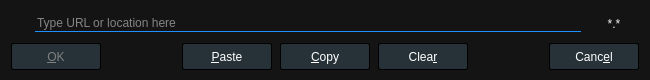
This is Baka MPlayer/ui/LocationDialog.ui in u8sand/Baka-MPlayer as Qt 5 draws it before an edit. The edited form follows.
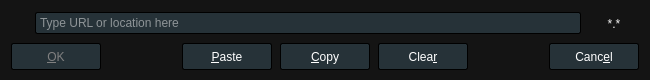
This is the edited form. Icons and pictures are not drawn.

Commit message: mainwindow.ui: changed QLineEdit style

The edit to the form file:
```diff
--- a/Baka MPlayer/ui/LocationDialog.ui
+++ b/Baka MPlayer/ui/LocationDialog.ui
@@ -21,8 +21,10 @@
 }
 
 QLineEdit {
-	border-bottom: 1px solid dodgerblue;
-	border-radius: 0px;
+	background: #263238;
+	border: 1px outset black;
+	border-radius: 2px;
+	padding: 2px;
 }
 
 /* QPushButton */
```
The commit also changes 1 other file.
